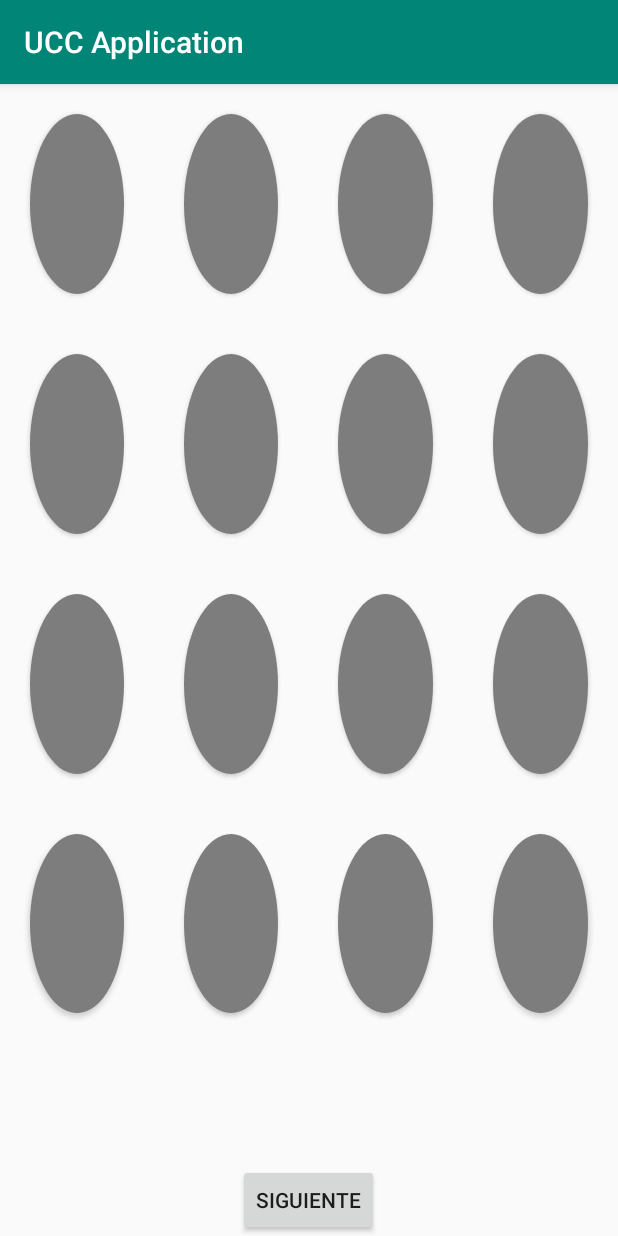
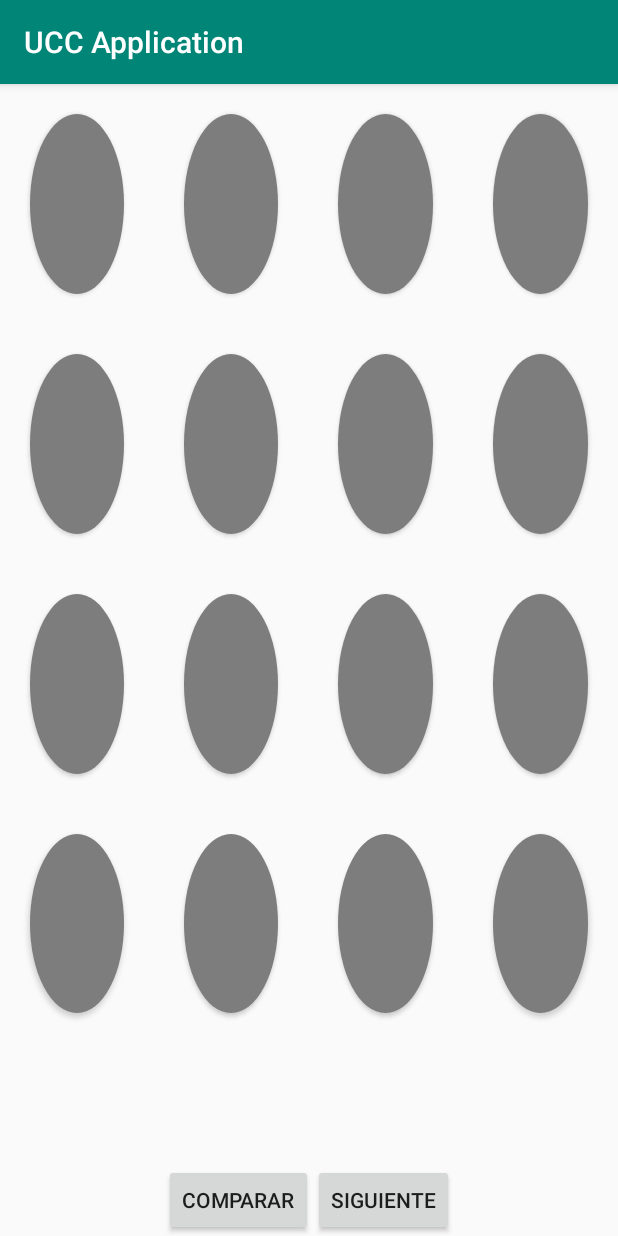
Before and after one commit to NicolasApm/Ultima-Entrega-Proyecto, an Android app: the GameActivity screen opened directly, with no data from a screen before it, on a phone screen of 412 x 824 dp. Run offline under Robolectric (Android 15) with nearby library versions, the phone set to English and light mode, and no system bars; our stand-ins replace ButterKnife, RxJava; 2 statements that could not run were skipped.

Commit message:
Cambios para estraer datos de text view de numeros y tambien para asignar valores al indice de cada textview.

```diff
--- a/app/src/main/java/com/example/android/myapplication/presenter/GamePresenter.java
+++ b/app/src/main/java/com/example/android/myapplication/presenter/GamePresenter.java
@@ -8,4 +8,6 @@ public interface GamePresenter {
 
      void start();
 
+     void process();
+
 }
--- a/app/src/main/java/com/example/android/myapplication/presenter/GamePresenterImpl.java
+++ b/app/src/main/java/com/example/android/myapplication/presenter/GamePresenterImpl.java
@@ -51,11 +51,11 @@ public class GamePresenterImpl implements GamePresenter, BTCallback {
                 if (sequence.getSequence().size() <= index) {
                     timer.cancel();
                     view.Borrar("BorrarBotones");
-                    try{
+                   /* try{
                     process();}
                     catch (Exception e){
 
-                    }
+                    }*/
                     return;
                 }
                 btn = sequence.getSequence().get(index);
@@ -73,7 +73,7 @@ public class GamePresenterImpl implements GamePresenter, BTCallback {
         }, 1000, SEQ_TIME);
     }
 
-    private void process() {
+    public void process() {
 
         try {
             String seqSize = String.valueOf(sequence.getSequence().size()-1);
--- a/app/src/main/java/com/example/android/myapplication/presenter/GameSecNumPresenter.java
+++ b/app/src/main/java/com/example/android/myapplication/presenter/GameSecNumPresenter.java
@@ -8,6 +8,8 @@ public interface GameSecNumPresenter {
 
      void start();
 
+     void SecuenceRecpt(String data);
+
      void generarSecuencia();
 
 }
--- a/app/src/main/res/layout/activity_game.xml
+++ b/app/src/main/res/layout/activity_game.xml
@@ -16,31 +16,33 @@
 
         <Button
             android:id="@+id/btn11"
+            style="@style/TeclaRedondo"
             android:layout_width="0dp"
             android:layout_height="match_parent"
-            android:layout_weight="1"
-            style="@style/TeclaRedondo"/>
+            android:layout_weight="1" />
 
         <Button
             android:id="@+id/btn12"
+            style="@style/TeclaRedondo"
             android:layout_width="0dp"
             android:layout_height="match_parent"
-            android:layout_weight="1"
-            style="@style/TeclaRedondo"/>
+            android:layout_weight="1" />
 
         <Button
             android:id="@+id/btn13"
+            style="@style/TeclaRedondo"
             android:layout_width="0dp"
             android:layout_height="match_parent"
-            android:layout_weight="1"
-            style="@style/TeclaRedondo"/>
+            android:layout_weight="1" />
+
         <Button
             android:id="@+id/btn14"
+            style="@style/TeclaRedondo"
             android:layout_width="0dp"
             android:layout_height="match_parent"
-            android:layout_weight="1"
-            style="@style/TeclaRedondo"/>
+            android:layout_weight="1" />
     </LinearLayout>
+
     <LinearLayout
         android:layout_width="match_parent"
         android:layout_height="match_parent"
@@ -49,31 +51,33 @@
 
         <Button
             android:id="@+id/btn21"
+            style="@style/TeclaRedondo"
             android:layout_width="0dp"
             android:layout_height="match_parent"
-            android:layout_weight="1"
-            style="@style/TeclaRedondo"/>
+            android:layout_weight="1" />
 
         <Button
             android:id="@+id/btn22"
+            style="@style/TeclaRedondo"
             android:layout_width="0dp"
             android:layout_height="match_parent"
-            android:layout_weight="1"
-            style="@style/TeclaRedondo"/>
+            android:layout_weight="1" />
 
         <Button
             android:id="@+id/btn23"
+            style="@style/TeclaRedondo"
             android:layout_width="0dp"
             android:layout_height="match_parent"
-            android:layout_weight="1"
-            style="@style/TeclaRedondo"/>
+            android:layout_weight="1" />
+
         <Button
             android:id="@+id/btn24"
+            style="@style/TeclaRedondo"
             android:layout_width="0dp"
             android:layout_height="match_parent"
-            android:layout_weight="1"
-            style="@style/TeclaRedondo"/>
+            android:layout_weight="1" />
     </LinearLayout>
+
     <LinearLayout
         android:layout_width="match_parent"
         android:layout_height="match_parent"
@@ -82,31 +86,33 @@
 
         <Button
             android:id="@+id/btn31"
+            style="@style/TeclaRedondo"
             android:layout_width="0dp"
             android:layout_height="match_parent"
-            android:layout_weight="1"
-            style="@style/TeclaRedondo"/>
+            android:layout_weight="1" />
 
         <Button
             android:id="@+id/btn32"
+            style="@style/TeclaRedondo"
             android:layout_width="0dp"
             android:layout_height="match_parent"
-            android:layout_weight="1"
-            style="@style/TeclaRedondo"/>
+            android:layout_weight="1" />
 
         <Button
             android:id="@+id/btn33"
+            style="@style/TeclaRedondo"
             android:layout_width="0dp"
             android:layout_height="match_parent"
-            android:layout_weight="1"
-            style="@style/TeclaRedondo"/>
+            android:layout_weight="1" />
+
         <Button
             android:id="@+id/btn34"
+            style="@style/TeclaRedondo"
             android:layout_width="0dp"
             android:layout_height="match_parent"
-            android:layout_weight="1"
-            style="@style/TeclaRedondo"/>
+            android:layout_weight="1" />
     </LinearLayout>
+
     <LinearLayout
         android:layout_width="match_parent"
         android:layout_height="match_parent"
@@ -115,37 +121,38 @@
 
         <Button
             android:id="@+id/btn41"
+            style="@style/TeclaRedondo"
             android:layout_width="0dp"
             android:layout_height="match_parent"
-            android:layout_weight="1"
-            style="@style/TeclaRedondo"/>
+            android:layout_weight="1" />
 
         <Button
             android:id="@+id/btn42"
+            style="@style/TeclaRedondo"
             android:layout_width="0dp"
             android:layout_height="match_parent"
-            android:layout_weight="1"
-            style="@style/TeclaRedondo"/>
+            android:layout_weight="1" />
 
         <Button
             android:id="@+id/btn43"
+            style="@style/TeclaRedondo"
             android:layout_width="0dp"
             android:layout_height="match_parent"
-            android:layout_weight="1"
-            style="@style/TeclaRedondo"/>
+            android:layout_weight="1" />
+
         <Button
             android:id="@+id/btn44"
+            style="@style/TeclaRedondo"
             android:layout_width="0dp"
             android:layout_height="match_parent"
-            android:layout_weight="1"
-            style="@style/TeclaRedondo"/>
+            android:layout_weight="1" />
     </LinearLayout>
 
     <LinearLayout
-        android:orientation="vertical"
+        android:layout_width="match_parent"
+        android:layout_height="wrap_content"
         android:gravity="center"
-        android:layout_width="match_parent"
-        android:layout_height="wrap_content">
+        android:orientation="vertical">
 
         <TextView
             android:id="@+id/IdBufferIn"
@@ -156,12 +163,26 @@
             android:textSize="60sp"
             android:textStyle="bold" />
 
+        <LinearLayout
+            android:layout_width="match_parent"
+            android:layout_height="wrap_content"
+            android:gravity="center"
+            android:orientation="horizontal">
+
+            <Button
+                android:id="@+id/Compare"
+                android:layout_width="wrap_content"
+                android:layout_height="wrap_content"
+                android:text="Comparar" />
+
             <Button
                 android:id="@+id/Siguiente"
                 android:layout_width="wrap_content"
                 android:layout_height="wrap_content"
-        android:gravity="center"
                 android:text="Siguiente" />
-    </LinearLayout>
+
+
 
         </LinearLayout>
+    </LinearLayout>
+</LinearLayout>
```
Also changed, not shown: app/src/main/java/com/example/android/myapplication/common/ENnum.java (+8 -8 lines), app/src/main/java/com/example/android/myapplication/presenter/GameSecNumPresenterSecNumImpl.java (+26 -38 lines), app/src/main/java/com/example/android/myapplication/view/GameActivity.java (+15 -20 lines), app/src/main/java/com/example/android/myapplication/view/GameSecNumActivity.java (+75 -85 lines), app/src/main/java/com/example/android/myapplication/view/InitGameActivity.java (+87 -11 lines), app/src/main/java/com/example/android/myapplication/view/Registro.java (+4 -4 lines). Lines whose indentation alone changed are shown as unchanged.
